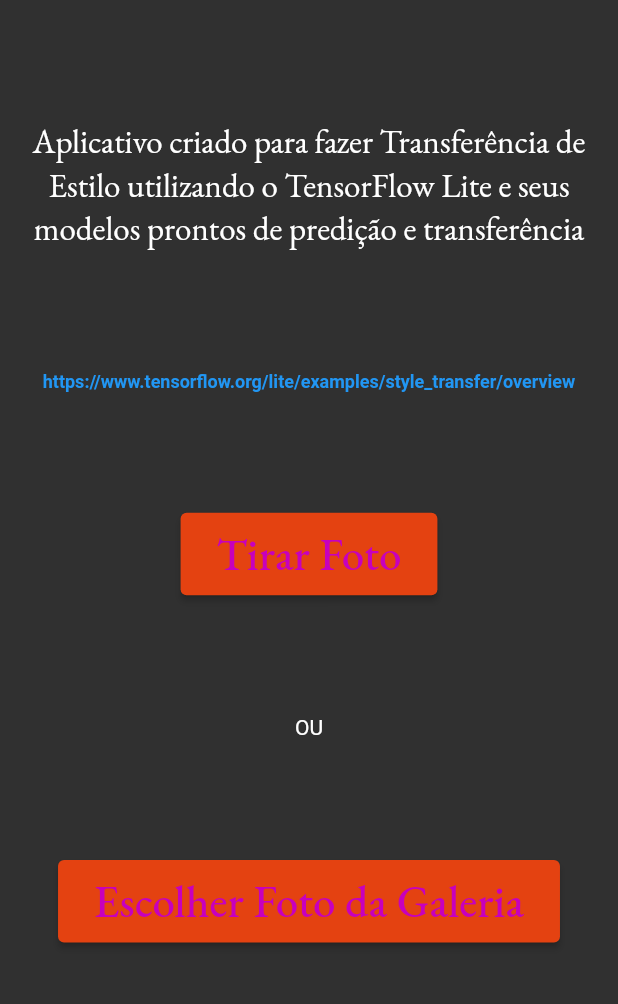
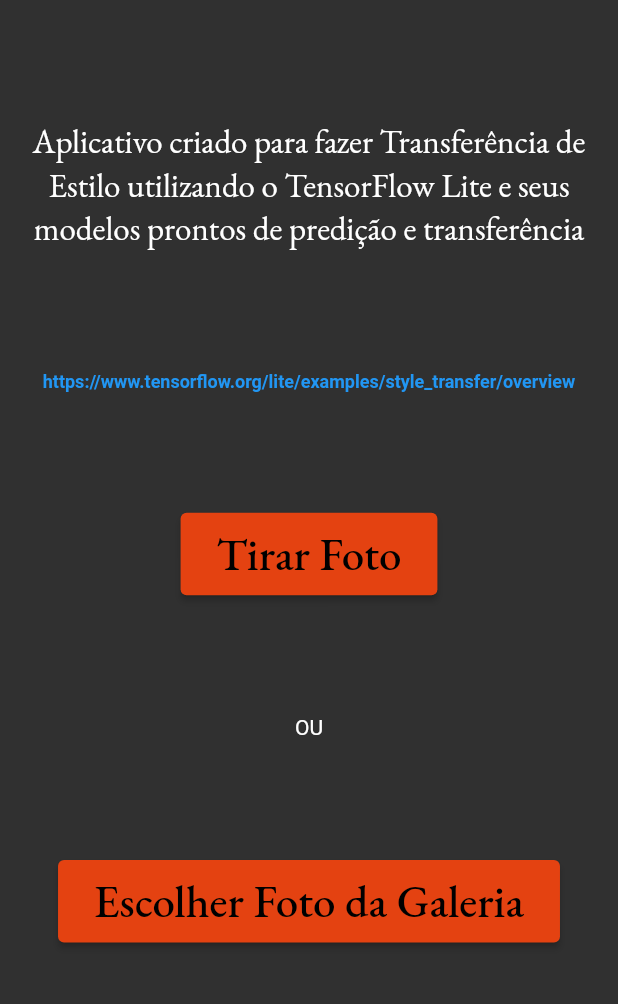
Before and after one commit to carloshpb/picartsso, a Flutter app: the screen it shows after launch, on a phone screen of 412 x 824 dp, the part 173-1177 px from its top. Run offline on Flutter 3.47's test engine with Material 2 defaults, Android fonts, the phone set to English and light mode, and no system bars; drawn by our look-alikes of auto_size_text; our stand-ins replace auto_route, flutter_native_splash, flutter_riverpod, freezed_annotation, google_fonts, image_gallery_saver and 3 more; missing offline and left inert: enough_convert, flutter_overlay_loader, tflite_flutter.

```diff
--- /dev/null
+++ b/flutter_launcher_icons.yaml
@@ -0,0 +1,4 @@
+flutter_icons:
+  android: true
+  ios: true
+  image_path: "assets/logo/app_icon.png"
--- a/lib/presentation/view/screens/home_screen.dart
+++ b/lib/presentation/view/screens/home_screen.dart
@@ -25,6 +25,7 @@ class HomeScreen extends ConsumerWidget {
   @override
   Widget build(BuildContext context, WidgetRef ref) {
     final url = Uri.parse(_tensorFlowLiteUri);
+    var theme = Theme.of(context);
     ref.listen<AsyncValue>(
       homeViewModelProvider,
       (_, state) {
@@ -37,6 +38,10 @@ class HomeScreen extends ConsumerWidget {
     );
 
     var router = ref.watch(autoRouterProvider);
+
+    var backgroundColor = theme.backgroundColor;
+    var hex = '#${backgroundColor.value.toRadixString(16)}';
+    print("BACKGROUND COLOR HEX : $hex");
 
     return Scaffold(
       // appBar: AppBar(
@@ -174,7 +179,7 @@ class HomeScreen extends ConsumerWidget {
                       style: GoogleFonts.ebGaramond(
                         textStyle: const TextStyle(
                           fontSize: 30.0,
-                          color: Color.fromARGB(255, 199, 0, 189),
+                          color: Colors.black,
                         ),
                       ),
                       maxLines: 1,
@@ -220,7 +225,7 @@ class HomeScreen extends ConsumerWidget {
                       style: GoogleFonts.ebGaramond(
                         textStyle: const TextStyle(
                           fontSize: 30.0,
-                          color: Color.fromARGB(255, 199, 0, 189),
+                          color: Colors.black,
                         ),
                       ),
                       maxLines: 1,
--- a/pubspec.yaml
+++ b/pubspec.yaml
@@ -36,6 +36,7 @@ dependencies:
   auto_size_text: ^3.0.0
   cupertino_icons: ^1.0.5
   enough_convert: ^1.6.0
+  flutter_launcher_icons: ^0.9.3
   flutter_overlay_loader: ^2.0.0
   flutter_native_splash: ^2.2.5
   flutter_riverpod: ^2.0.0-dev.9
@@ -80,6 +81,7 @@ flutter:
   assets:
     - assets/style_imgs/
     - assets/models/
+    - assets/logo/
 
   # An image asset can refer to one or more resolution-specific "variants", see
   # https://flutter.dev/assets-and-images/#resolution-aware.
```
Also changed, not shown: flutter_native_splash.yaml (+4 -4 lines), assets/logo/app_icon.png (added), assets/logo/logo.png (added), pubspec.lock, 21 other files.
